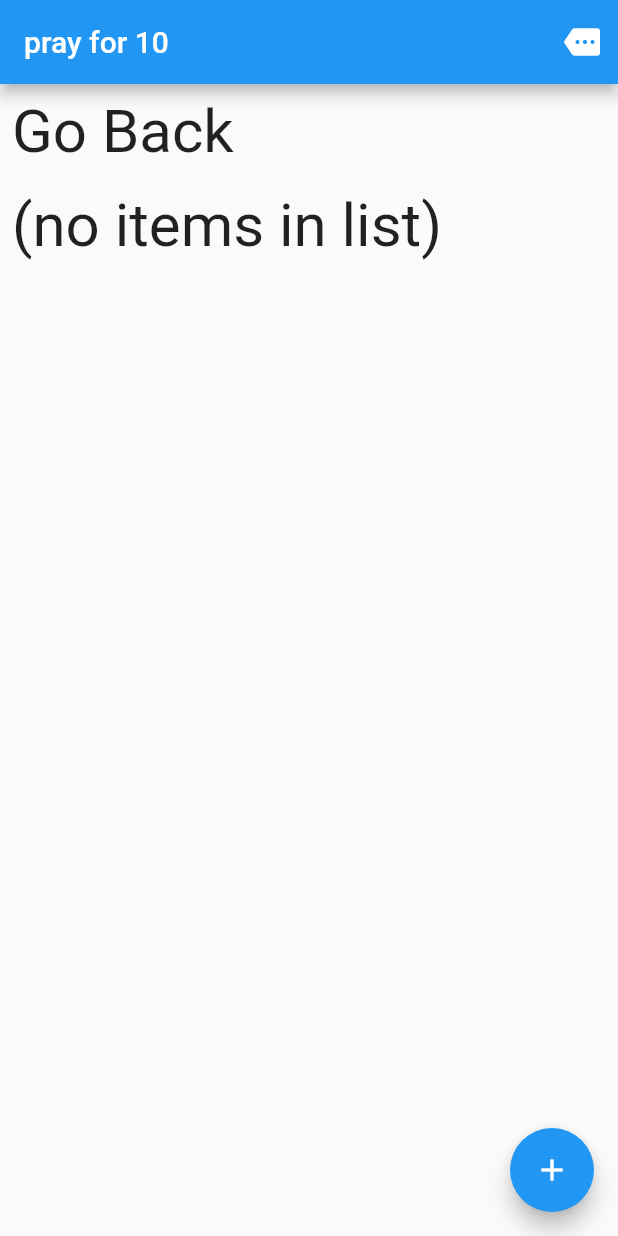
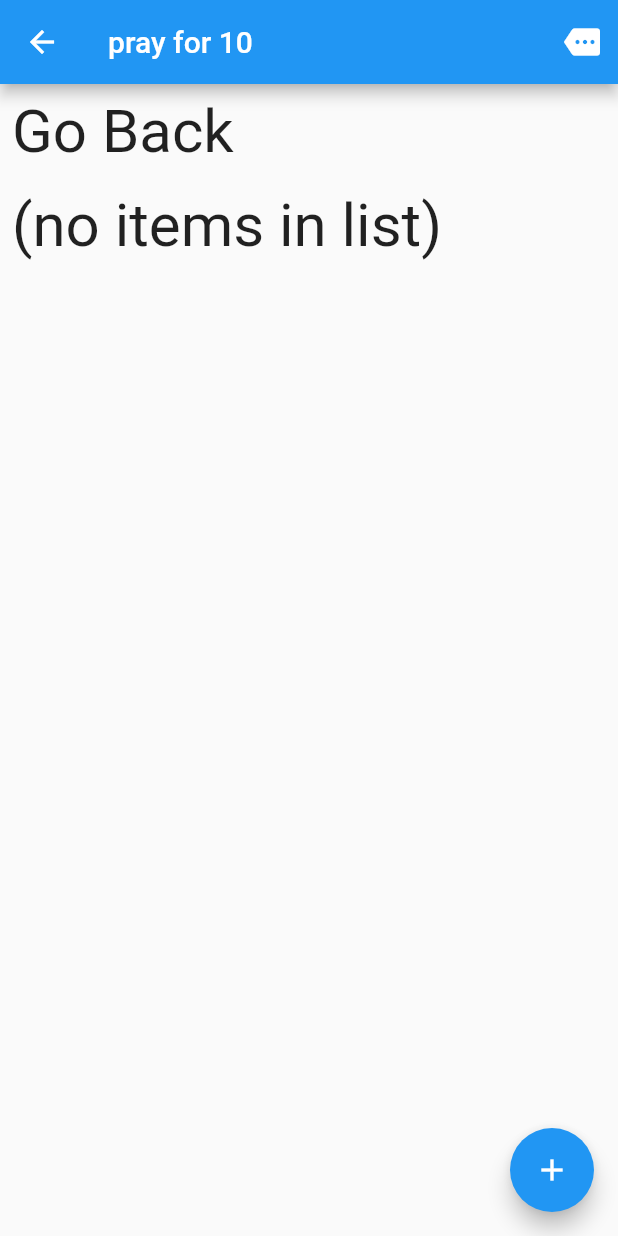
Before and after one commit to grant-dennison/prayer-app, a Flutter app: the screen it shows after launch, after a tap on "pray for 10", on a phone screen of 412 x 824 dp. Run offline on Flutter 3.47's test engine with Material 2 defaults, Android fonts, the light colour scheme and no system bars; our stand-ins replace flutter_swipe_action_cell; missing offline and left inert: prompt_dialog.

Commit message:
Add back button to AppBar

```diff
--- a/lib/main.dart
+++ b/lib/main.dart
@@ -67,6 +67,11 @@ class AppUi extends StatelessWidget {
                 // Here we take the value from the MyHomePage object that was created by
                 // the App.build method, and use it to set our appbar title.
                 title: Text(controller.context.current.description),
+                leading: controller.isAtRoot()
+                    ? null
+                    : IconButton(
+                        icon: const Icon(Icons.arrow_back),
+                        onPressed: () => controller.popContext()),
                 actions: [
                   IconButton(
                     icon: const Icon(Icons.more),
@@ -111,25 +116,24 @@ class PrayerItemListWidget extends StatelessWidget {
           }
           return aTime.compareTo(bTime);
         });
-        final List<Widget> widgets =
-            listCopy.map<Widget>((e) => PrayerItemWidget(e)).toList();
-        if (widgets.length == 0) {
-          widgets.add(Padding(
-            padding: const EdgeInsets.all(8.0),
-            child: Text("(no items in list)", style: TextStyle(fontSize: 40)),
-          ));
-        }
-        if (!controller.isAtRoot()) {
-          widgets.insert(
-              0,
+        final List prayerItemWidgets =
+            listCopy.map((e) => PrayerItemWidget(e)).toList();
+        final List<Widget> widgets = [
+          if (!controller.isAtRoot())
             GestureDetector(
               onTap: () => controller.popContext(),
               child: Padding(
                 padding: const EdgeInsets.all(8.0),
                 child: Text("Go Back", style: TextStyle(fontSize: 40)),
               ),
-              ));
-        }
+            ),
+          if (prayerItemWidgets.length == 0)
+            Padding(
+              padding: const EdgeInsets.all(8.0),
+              child: Text("(no items in list)", style: TextStyle(fontSize: 40)),
+            ),
+          ...prayerItemWidgets,
+        ];
         return ListView(
           children: widgets,
         );
```
Lines whose indentation alone changed are shown as unchanged.
